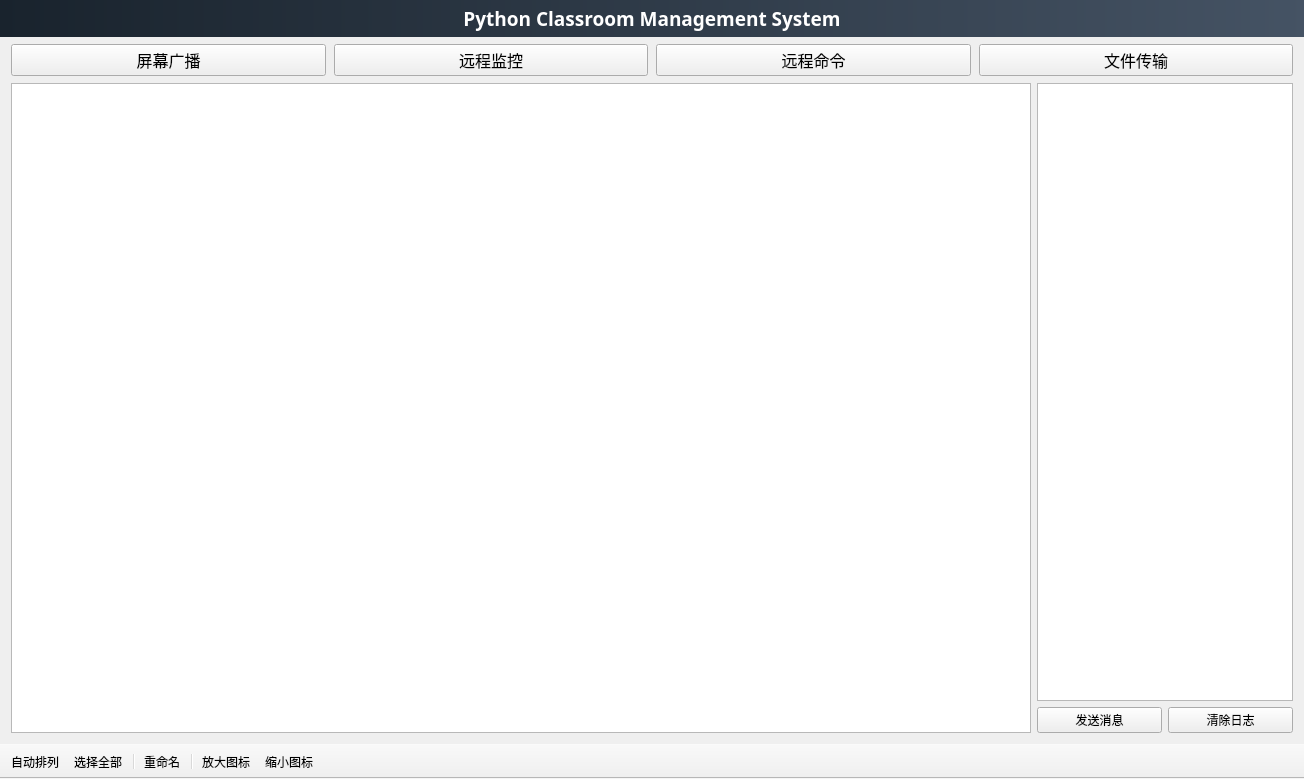
Before: the Qt Designer form Console/UI/DashboardUI.ui in yang-zhongtian/PYCM, drawn with Qt 5.
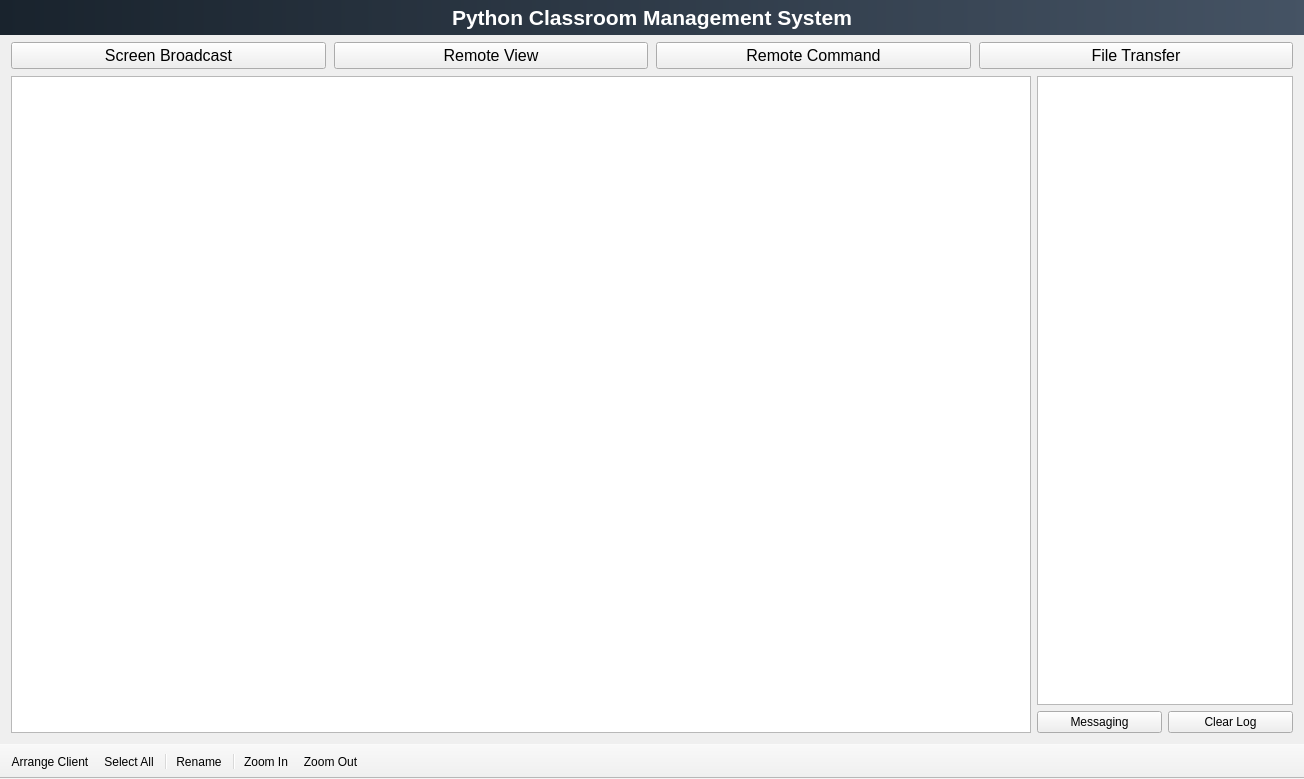
After: the same form once the commit is applied. Icons and pictures are not drawn.

```diff
--- a/Console/UI/DashboardUI.ui
+++ b/Console/UI/DashboardUI.ui
@@ -10,11 +10,6 @@
     <height>779</height>
    </rect>
   </property>
-  <property name="font">
-   <font>
-    <family>微软雅黑</family>
-   </font>
-  </property>
   <property name="windowTitle">
    <string>PYCM Dashboard</string>
   </property>
@@ -43,8 +38,7 @@
      <widget class="QLabel" name="label">
       <property name="font">
        <font>
-        <family>微软雅黑</family>
-        <pointsize>14</pointsize>
+        <pointsize>16</pointsize>
         <weight>75</weight>
         <bold>true</bold>
        </font>
@@ -136,14 +130,13 @@
            </property>
            <property name="font">
             <font>
-             <family>微软雅黑</family>
              <pointsize>12</pointsize>
              <weight>50</weight>
              <bold>false</bold>
             </font>
            </property>
            <property name="text">
-            <string>屏幕广播</string>
+            <string>Screen Broadcast</string>
            </property>
            <property name="checkable">
             <bool>true</bool>
@@ -169,12 +162,11 @@
            </property>
            <property name="font">
             <font>
-             <family>微软雅黑</family>
              <pointsize>12</pointsize>
             </font>
            </property>
            <property name="text">
-            <string>远程监控</string>
+            <string>Remote View</string>
            </property>
            <property name="checkable">
             <bool>true</bool>
@@ -197,12 +189,11 @@
            </property>
            <property name="font">
             <font>
-             <family>微软雅黑</family>
              <pointsize>12</pointsize>
             </font>
            </property>
            <property name="text">
-            <string>远程命令</string>
+            <string>Remote Command</string>
            </property>
           </widget>
          </item>
@@ -222,12 +213,11 @@
            </property>
            <property name="font">
             <font>
-             <family>微软雅黑</family>
              <pointsize>12</pointsize>
             </font>
            </property>
            <property name="text">
-            <string>文件传输</string>
+            <string>File Transfer</string>
            </property>
           </widget>
          </item>
@@ -272,6 +262,11 @@
             </property>
             <item>
              <widget class="QListWidget" name="desktop_layout">
+              <property name="font">
+               <font>
+                <pointsize>10</pointsize>
+               </font>
+              </property>
               <property name="editTriggers">
                <set>QAbstractItemView::DoubleClicked</set>
               </property>
@@ -329,7 +324,6 @@
              <widget class="QTextEdit" name="log_area">
               <property name="font">
                <font>
-                <family>楷体</family>
                 <pointsize>10</pointsize>
                </font>
               </property>
@@ -355,7 +349,7 @@
                  </size>
                 </property>
                 <property name="text">
-                 <string>发送消息</string>
+                 <string>Messaging</string>
                 </property>
                </widget>
               </item>
@@ -368,7 +362,7 @@
                  </sizepolicy>
                 </property>
                 <property name="text">
-                 <string>清除日志</string>
+                 <string>Clear Log</string>
                 </property>
                </widget>
               </item>
@@ -403,11 +397,6 @@
      <height>0</height>
     </size>
    </property>
-   <property name="font">
-    <font>
-     <family>微软雅黑</family>
-    </font>
-   </property>
    <property name="windowTitle">
     <string>toolBar</string>
    </property>
@@ -436,67 +425,27 @@
   </widget>
   <action name="client_sort">
    <property name="text">
-    <string>自动排列</string>
-   </property>
-   <property name="toolTip">
-    <string>自动排列学生端</string>
-   </property>
-   <property name="font">
-    <font>
-     <family>微软雅黑</family>
-    </font>
+    <string>Arrange Client</string>
    </property>
   </action>
   <action name="client_select_all">
    <property name="text">
-    <string>选择全部</string>
-   </property>
-   <property name="toolTip">
-    <string>选择全部学生端</string>
-   </property>
-   <property name="font">
-    <font>
-     <family>微软雅黑</family>
-    </font>
+    <string>Select All</string>
    </property>
   </action>
   <action name="client_scroll_in">
    <property name="text">
-    <string>放大图标</string>
-   </property>
-   <property name="toolTip">
-    <string>放大客户端图标</string>
-   </property>
-   <property name="font">
-    <font>
-     <family>微软雅黑</family>
-    </font>
+    <string>Zoom In</string>
    </property>
   </action>
   <action name="client_scroll_out">
    <property name="text">
-    <string>缩小图标</string>
-   </property>
-   <property name="toolTip">
-    <string>缩小客户端图标</string>
-   </property>
-   <property name="font">
-    <font>
-     <family>微软雅黑</family>
-    </font>
+    <string>Zoom Out</string>
    </property>
   </action>
   <action name="client_rename">
    <property name="text">
-    <string>重命名</string>
-   </property>
-   <property name="toolTip">
-    <string>重命名客户端</string>
-   </property>
-   <property name="font">
-    <font>
-     <family>微软雅黑</family>
-    </font>
+    <string>Rename</string>
    </property>
   </action>
  </widget>
```
Left out of the diff: 10 changed lines with no effect on the pictures.
